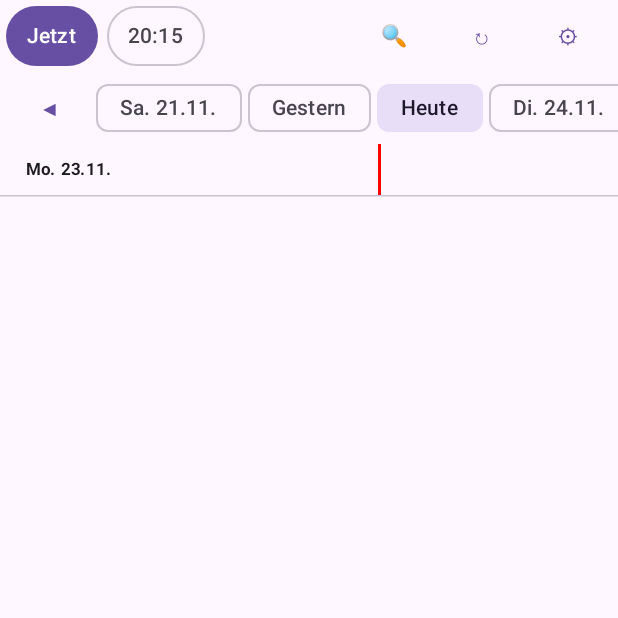
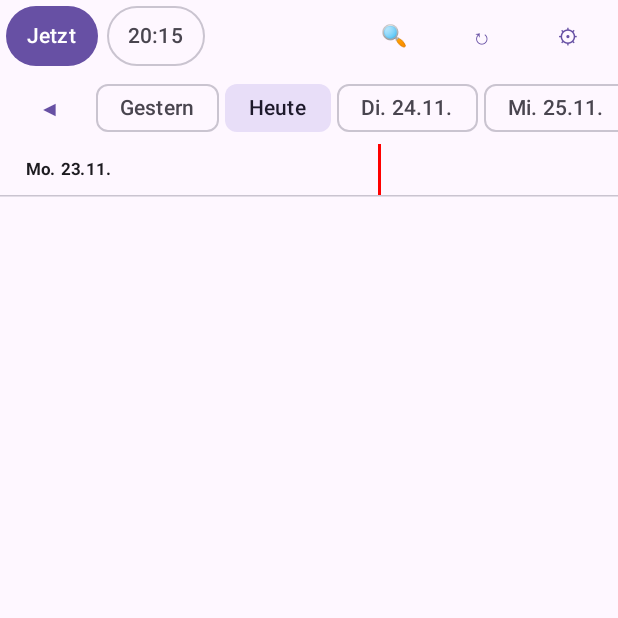
Before and after one commit to bug-i/epgguide, an Android app built with Jetpack Compose: the screen it shows after launch (MainActivity), after a tap on "Schließen", on a phone screen of 412 x 824 dp, the top half of it. Run offline under Robolectric (Android 15) with nearby library versions, the phone set to English and light mode, and no system bars; pictures from the network do not load.

Commit message:
Update MainActivity.kt

```diff
--- a/app/src/main/java/de/epgguide/MainActivity.kt
+++ b/app/src/main/java/de/epgguide/MainActivity.kt
@@ -49,7 +49,7 @@ import java.util.Locale
 
 private const val HOURS = 24
 private const val STALE_SECONDS = 6 * 3600L
-private const val HISTORY_DAYS = 2
+private const val HISTORY_DAYS = 1
 private val timeFmt = SimpleDateFormat("HH:mm", Locale.GERMANY)
 private val dateFmt = SimpleDateFormat("EE dd.MM.", Locale.GERMANY)
 private val dayHeaderFmt = SimpleDateFormat("EEEE, dd.MM.yyyy", Locale.GERMANY)
@@ -207,7 +207,7 @@ fun App() {
                 channels = withContext(Dispatchers.IO) { receiver.channels(selectedBouquet.ref) }
             }
 
-            val daysToLoad = linkedSetOf(dayStart(-2), dayStart(-1), dayStart(), selectedDay)
+            val daysToLoad = linkedSetOf(dayStart(-1), dayStart(), selectedDay)
             val merged = LinkedHashMap<String, Event>()
             events.forEach { merged["${it.sref}|${it.begin}"] = it }
 
@@ -503,8 +503,14 @@ private fun ChannelOverview(
     }
     val currentIndex = rows.indexOfFirst {
         it is ChannelOverviewItem.Programme && now in it.event.begin until it.event.end
-    }.coerceAtLeast(0)
-    val listState = rememberLazyListState(initialFirstVisibleItemIndex = (currentIndex - 1).coerceAtLeast(0))
+    }.let { if (it >= 0) it else 0 }
+    val listState = rememberLazyListState()
+
+    LaunchedEffect(channel.ref, rows.size, currentIndex) {
+        if (rows.isNotEmpty()) {
+            listState.scrollToItem((currentIndex - 1).coerceAtLeast(0))
+        }
+    }
 
     AlertDialog(
         onDismissRequest = onClose,
@@ -690,24 +696,23 @@ private fun EpgGrid(
                                 .draggable(dragState, Orientation.Horizontal)
                                 .clipToBounds()
                         ) {
-                            Row(
+                            Box(
                                 Modifier.width(gridWidthDp.dp).fillMaxHeight()
                                     .graphicsLayer { translationX = -offsetPx }
                             ) {
-                                var cursor = day
                                 bySref[channel.ref].orEmpty()
                                     .filter { it.begin < nextDay(day) && it.end > day }
                                     .sortedBy { it.begin }
                                     .forEach { event ->
                                         val eventStart = maxOf(event.begin, day)
                                         val eventEnd = minOf(event.end, nextDay(day))
-                                        if (eventStart > cursor) {
-                                            Spacer(Modifier.width(((eventStart - cursor) / 60f * dpPerMin).dp))
-                                        }
                                         if (eventEnd > eventStart) {
+                                            val eventOffset = ((eventStart - day) / 60f * dpPerMin).dp
+                                            val eventWidth = ((eventEnd - eventStart) / 60f * dpPerMin).dp
                                             val running = today && now in event.begin until event.end
                                             Column(
-                                                Modifier.width(((eventEnd - eventStart) / 60f * dpPerMin).dp)
+                                                Modifier.offset(x = eventOffset)
+                                                    .width(eventWidth)
                                                     .fillMaxHeight()
                                                     .border(.5.dp, MaterialTheme.colorScheme.outlineVariant)
                                                     .background(
@@ -730,7 +735,6 @@ private fun EpgGrid(
                                                     color = MaterialTheme.colorScheme.onSurfaceVariant
                                                 )
                                             }
-                                            cursor = eventEnd
                                         }
                                     }
                             }
```
